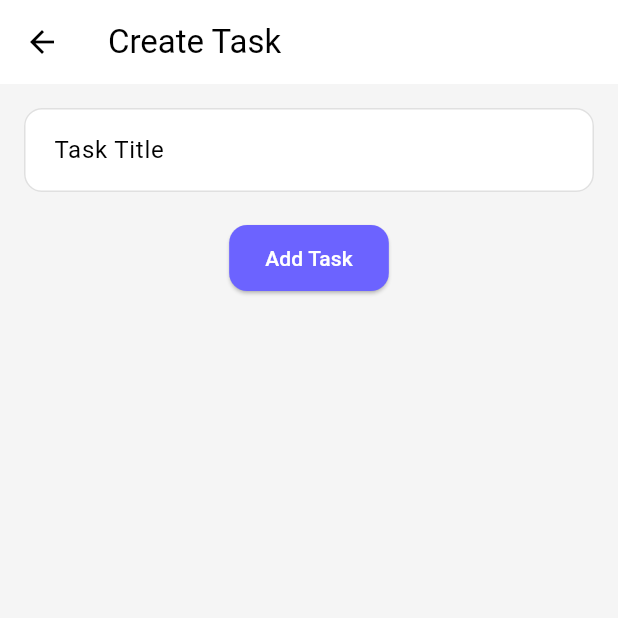
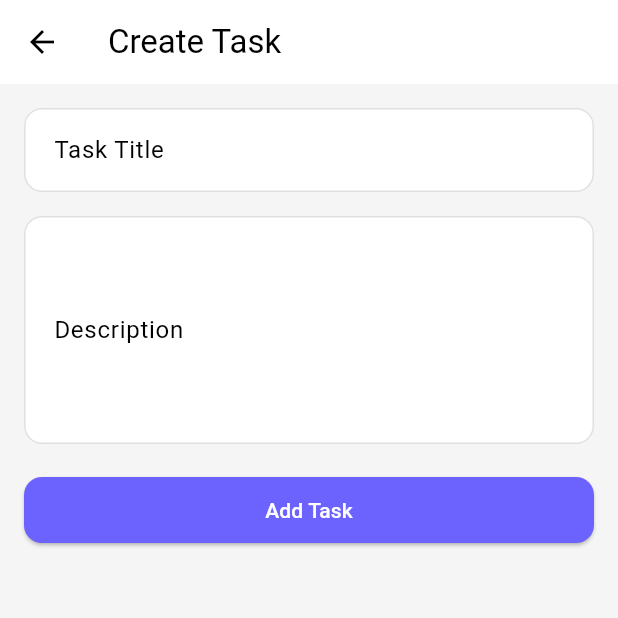
Before and after one commit to VibhashMinz/taskmanager, a Flutter app: the CreateTaskPage screen opened by its route, after a tap on "Add Task", on a phone screen of 412 x 824 dp, the top half of it. Run offline on Flutter 3.47's test engine with Material 3 defaults, Android fonts, the phone set to English and light mode, and no system bars; our stand-ins replace cloud_firestore, firebase_auth, firebase_core, flutter_bloc, flutter_secure_storage, get_it and 5 more; accounts and stored records are empty.

Commit message:
task page update

```diff
--- a/lib/presentation/blocs/task_bloc.dart
+++ b/lib/presentation/blocs/task_bloc.dart
@@ -39,9 +39,22 @@ class TaskBloc extends Bloc<TaskEvent, TaskState> {
       }
 
       final newTask = event.task.copyWith(userId: userId);
+
+      // Optimistically add the task to the current state
+      if (state is TaskLoaded) {
+        final currentState = state as TaskLoaded;
+        final updatedTasks = [...currentState.tasks, newTask];
+        emit(TaskLoaded(updatedTasks));
+      }
+
+      // Add task to repository
       await repository.addTask(newTask);
-      add(LoadTasks());
     } catch (e) {
+      // If add fails, revert to original state
+      if (state is TaskLoaded) {
+        final currentState = state as TaskLoaded;
+        emit(TaskLoaded(currentState.tasks));
+      }
       emit(TaskError('Failed to add task'));
     }
   }
@@ -53,11 +66,14 @@ class TaskBloc extends Bloc<TaskEvent, TaskState> {
         return task.id == event.task.id ? event.task : task;
       }).toList();
 
+      // Immediately emit new state with updated task
       emit(TaskLoaded(updatedTasks));
 
       try {
+        // Update in repository
         await repository.updateTask(event.task);
       } catch (e) {
+        // If update fails, revert to original state
         emit(TaskLoaded(currentState.tasks));
         emit(TaskError('Failed to update task'));
       }
@@ -69,11 +85,13 @@ class TaskBloc extends Bloc<TaskEvent, TaskState> {
       final currentState = state as TaskLoaded;
       final updatedTasks = currentState.tasks.where((task) => task.id != event.id).toList();
 
+      // Immediately emit new state without the deleted task
       emit(TaskLoaded(updatedTasks));
 
       try {
         await repository.deleteTask(event.id);
       } catch (e) {
+        // If delete fails, revert to original state
         emit(TaskLoaded(currentState.tasks));
         emit(TaskError('Failed to delete task'));
       }
--- a/lib/presentation/pages/create_task_page.dart
+++ b/lib/presentation/pages/create_task_page.dart
@@ -15,22 +15,34 @@ class CreateTaskPage extends StatefulWidget {
 
 class _CreateTaskPageState extends State<CreateTaskPage> {
   final _titleController = TextEditingController();
+  final _descriptionController = TextEditingController();
 
   @override
   void dispose() {
     _titleController.dispose();
+    _descriptionController.dispose();
     super.dispose();
   }
 
-  void _createTask() {
+  void _createTask() async {
     if (_titleController.text.isNotEmpty) {
       final newTask = Task(
         id: const Uuid().v4(),
         title: _titleController.text,
+        description: _descriptionController.text,
         userId: '',
       );
+
+      // Add task to bloc
       context.read<TaskBloc>().add(AddTask(newTask));
-      Navigator.pop(context); // Navigate back after adding
+
+      // Wait for a short moment to ensure the task is added
+      await Future.delayed(const Duration(milliseconds: 100));
+
+      // Only navigate back if we're still on this page
+      if (mounted) {
+        Navigator.pop(context);
+      }
     }
   }
 
@@ -38,13 +50,26 @@ class _CreateTaskPageState extends State<CreateTaskPage> {
   Widget build(BuildContext context) {
     return Scaffold(
       appBar: AppBar(title: const Text('Create Task')),
-      body: Padding(
+      body: SingleChildScrollView(
         padding: const EdgeInsets.all(16.0),
         child: Column(
+          crossAxisAlignment: CrossAxisAlignment.stretch,
           children: [
             TextField(
               controller: _titleController,
-              decoration: const InputDecoration(labelText: 'Task Title'),
+              decoration: const InputDecoration(
+                labelText: 'Task Title',
+                border: OutlineInputBorder(),
+              ),
+            ),
+            const SizedBox(height: 16),
+            TextField(
+              controller: _descriptionController,
+              decoration: const InputDecoration(
+                labelText: 'Description',
+                border: OutlineInputBorder(),
+              ),
+              maxLines: 5,
             ),
             const SizedBox(height: 20),
             ElevatedButton(
```
